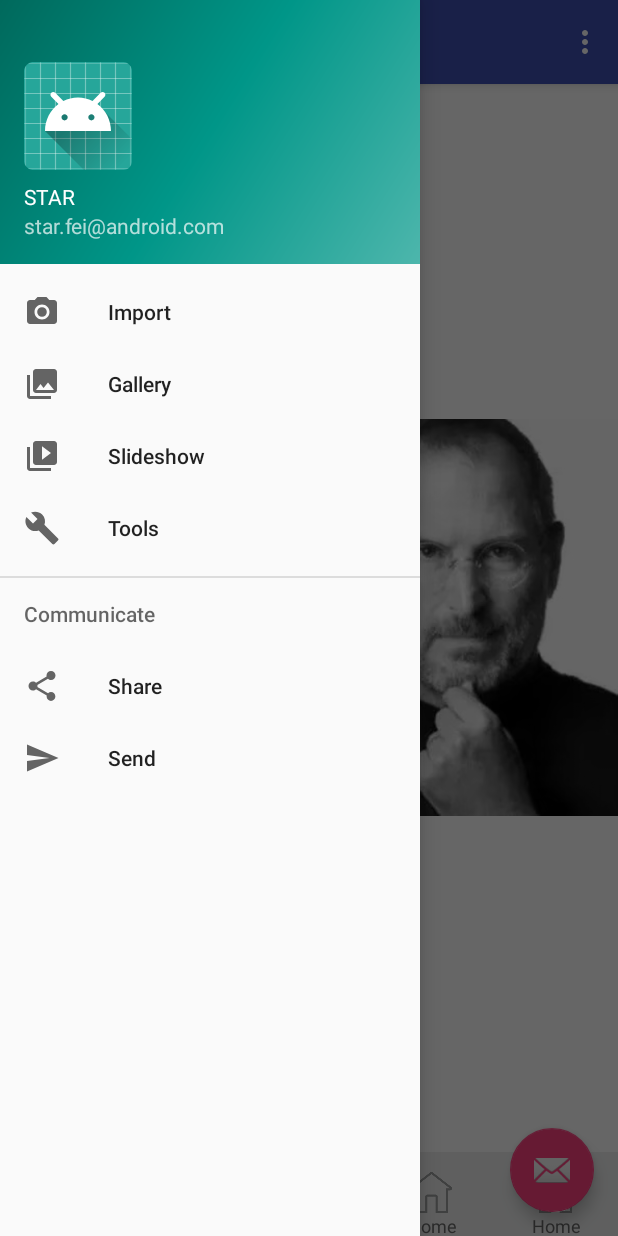
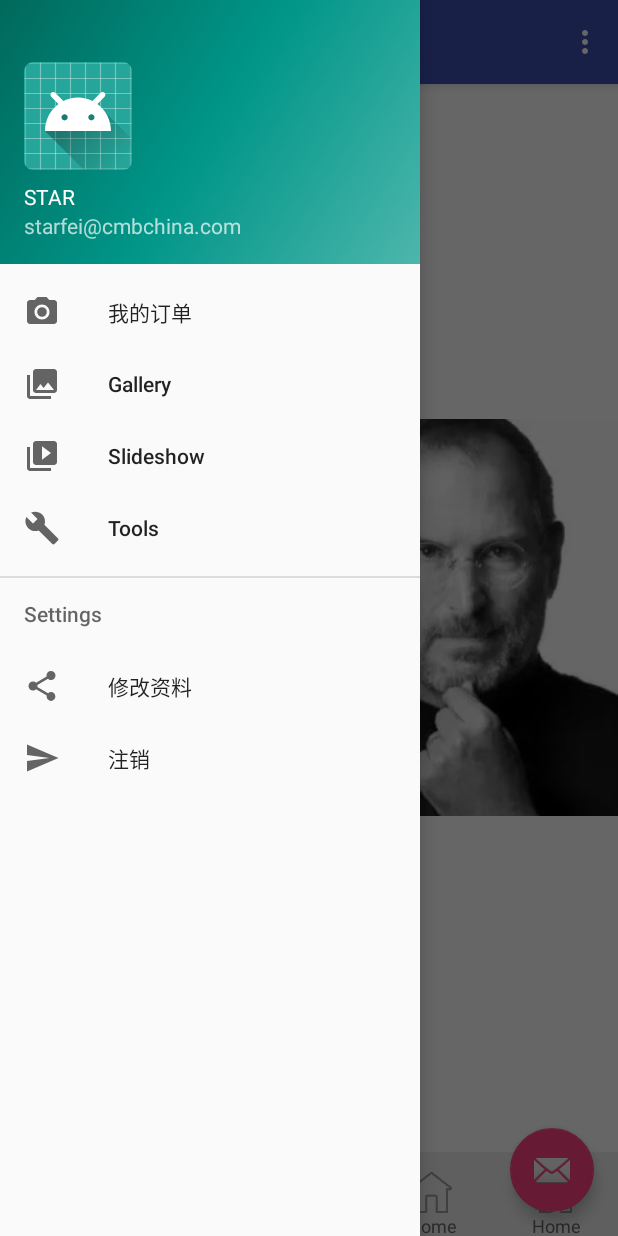
Before and after one commit to StarFoxS/Movie4Share, an Android app: the screen it shows after launch (MainActivity), with the side drawer open, on a phone screen of 412 x 824 dp. Run offline under Robolectric (Android 15) with nearby library versions, the phone set to English and light mode, and no system bars.

Commit message:
change navigation menu

```diff
--- a/app/src/main/res/layout/mainactivity_nav_header_main.xml
+++ b/app/src/main/res/layout/mainactivity_nav_header_main.xml
@@ -30,6 +30,6 @@
         android:id="@+id/textView"
         android:layout_width="wrap_content"
         android:layout_height="wrap_content"
-        android:text="star.fei@android.com" />
+        android:text="starfei@cmbchina.com" />
 
 </LinearLayout>
--- a/app/src/main/res/menu/activity_main_drawer.xml
+++ b/app/src/main/res/menu/activity_main_drawer.xml
@@ -5,9 +5,9 @@
 
     <group android:checkableBehavior="single">
         <item
-            android:id="@+id/nav_camera"
+            android:id="@+id/nav_bought_list"
             android:icon="@drawable/ic_menu_camera"
-            android:title="Import" />
+            android:title="@string/nav_bought_list_str" />
         <item
             android:id="@+id/nav_gallery"
             android:icon="@drawable/ic_menu_gallery"
@@ -22,16 +22,16 @@
             android:title="Tools" />
     </group>
 
-    <item android:title="Communicate">
+    <item android:title="Settings">
         <menu>
             <item
-                android:id="@+id/nav_share"
+                android:id="@+id/nav_profile"
                 android:icon="@drawable/ic_menu_share"
-                android:title="Share" />
+                android:title="@string/nav_profile_str" />
             <item
-                android:id="@+id/nav_send"
+                android:id="@+id/nav_logoff"
                 android:icon="@drawable/ic_menu_send"
-                android:title="Send" />
+                android:title="@string/nav_logoff_str" />
         </menu>
     </item>
 
--- a/app/src/main/res/values/strings.xml
+++ b/app/src/main/res/values/strings.xml
@@ -26,4 +26,7 @@
 
     <!-- TODO: Remove or change this placeholder text -->
     <string name="hello_blank_fragment">Hello blank fragment</string>
+    <string name="nav_bought_list_str">我的订单</string>
+    <string name="nav_profile_str">修改资料</string>
+    <string name="nav_logoff_str">注销</string>
 </resources>
```
